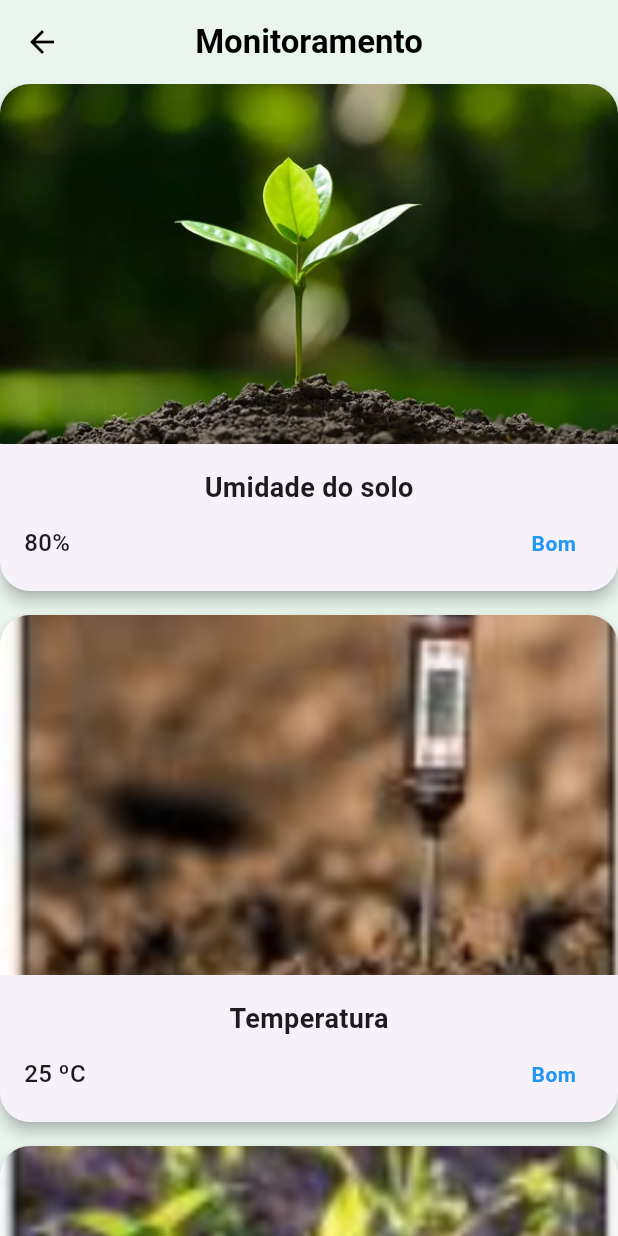
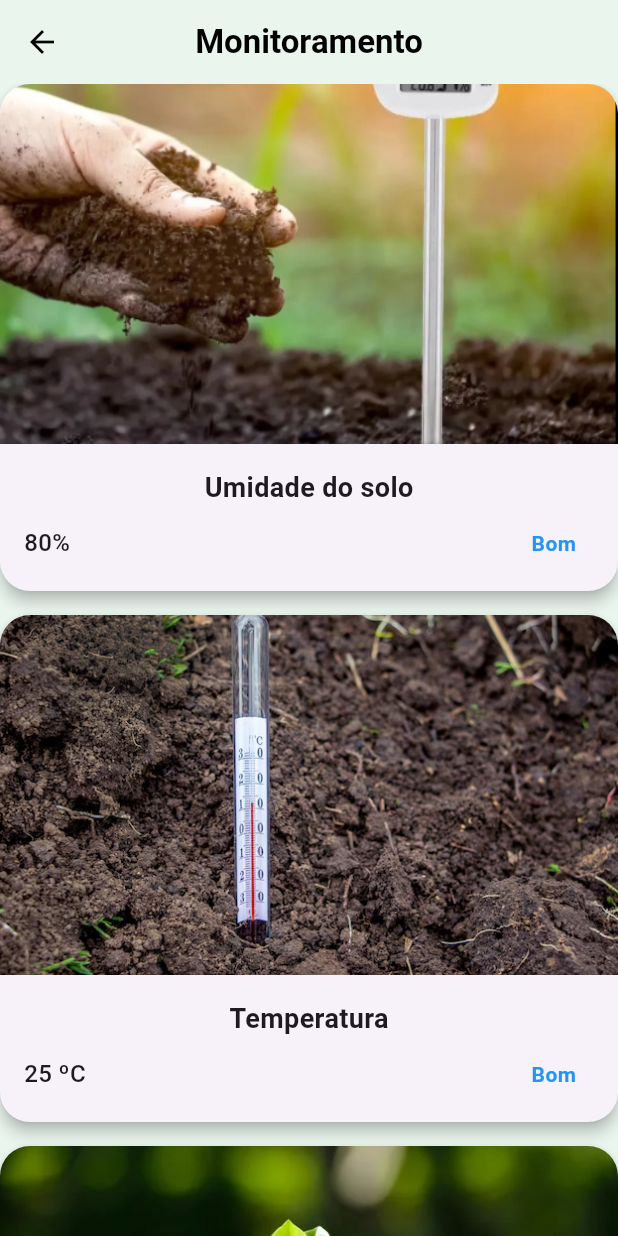
Before and after one commit to MarcoJunior23/AGROTech, a Flutter app: the ColetaDadosScreen screen opened directly, on a phone screen of 412 x 824 dp. Run offline on Flutter 3.47's test engine with Material 3 defaults, Android fonts, the phone set to English and light mode, and no system bars.

```diff
--- a/lib/screens/ScreenMonitoramento.dart
+++ b/lib/screens/ScreenMonitoramento.dart
@@ -39,27 +39,27 @@ class _ColetaDadosScreenState extends State<ColetaDadosScreen> {
         value: '80%',
         status: 'Bom',
         statusColor: Colors.blue,
-        imagePath: 'images/planta.png'),
+        imagePath: 'images/Umidade.png'),
 
     SensorData(
         title: 'Temperatura',
         value: '25 ºC',
         status: 'Bom',
         statusColor: Colors.blue,
-        imagePath: 'images/2.png'),
+        imagePath: 'images/Temperatura.png'),
     SensorData(
         title: 'Luminosidade',
         value: '80%',
         status: 'Bom',
         statusColor: Colors.blue,
-        imagePath: 'images/3.png'),
+        imagePath: 'images/planta.png'),
 
     SensorData(
         title: 'Niveis de ph',
         value: '2',
         status: 'Ruim',
         statusColor: Colors.red,
-        imagePath: 'images/planta.png'),
+        imagePath: 'images/pH.png'),
   ];
 
   @override
```
Also changed, not shown: pubspec.yaml (+3 -4 lines), images/1.png (deleted), images/2.png (deleted), images/3.png (deleted), images/4.png (deleted), images/Temperatura.png (added), images/Umidade.png (added), images/pH.png (added), images/screen_acionamento.png (added), images/screen_chatbot.png (added), images/screen_dashboard.png (added), images/screen_monitoramento.png (added), 1 other file.
